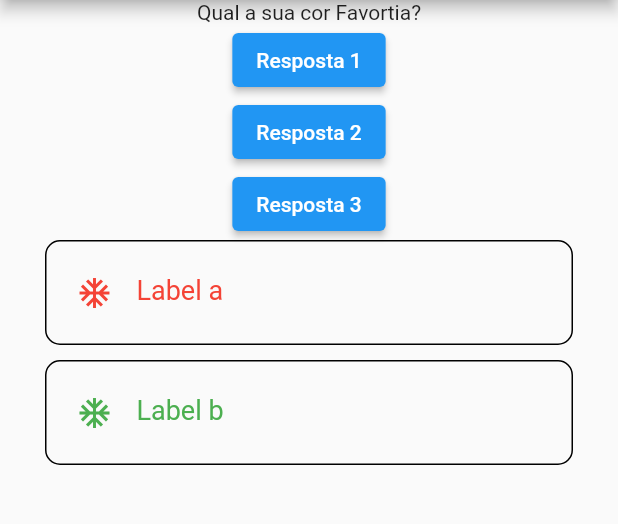
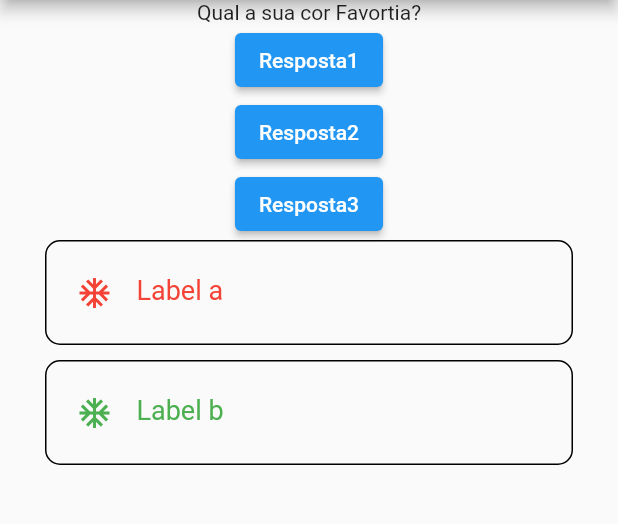
Before and after one commit to PhRezende-eng/Cod3rTest, a Flutter app: the screen it shows after launch, on a phone screen of 412 x 824 dp, the part 84-608 px from its top. Run offline on Flutter 3.47's test engine with Material 2 defaults, Android fonts, the phone set to English and light mode, and no system bars.

Commit message:
componentizing

```diff
--- /dev/null
+++ b/lib/components/answer.dart
@@ -0,0 +1,17 @@
+import 'package:flutter/material.dart';
+
+class Answer extends StatelessWidget {
+  final String answer;
+  final VoidCallback onpressed;
+
+  const Answer({required this.answer, required this.onpressed, Key? key})
+      : super(key: key);
+
+  @override
+  Widget build(BuildContext context) {
+    return ElevatedButton(
+      child: Text(answer),
+      onPressed: onpressed,
+    );
+  }
+}
--- a/lib/components/question.dart
+++ b/lib/components/question.dart
@@ -1,11 +1,11 @@
 import 'package:flutter/material.dart';
 
-class Questao extends StatelessWidget {
+class Question extends StatelessWidget {
   final String texto;
 
-  Questao(this.texto);
+  Question(this.texto);
 
-  // const Questao({Key? key}) : super(key: key);
+  // const Question({Key? key}) : super(key: key);
 
   @override
   Widget build(BuildContext context) {
--- a/lib/screens/home_page.dart
+++ b/lib/screens/home_page.dart
@@ -1,6 +1,7 @@
 import 'package:flutter/material.dart';
 import '../components/question.dart';
 import '../components/input.dart';
+import '../components/answer.dart';
 
 class HomePage extends StatefulWidget {
   @override
@@ -35,19 +36,10 @@ class _HomePageState extends State<HomePage> {
     return Center(
       child: Column(
         children: [
-          Questao(perguntas[perguntaRespondida]),
-          ElevatedButton(
-            child: Text('Resposta 1'),
-            onPressed: responder,
-          ),
-          ElevatedButton(
-            child: Text('Resposta 2'),
-            onPressed: responder,
-          ),
-          ElevatedButton(
-            child: Text('Resposta 3'),
-            onPressed: responder,
-          ),
+          Question(perguntas[perguntaRespondida]),
+          Answer(answer: 'Resposta1', onpressed: responder),
+          Answer(answer: 'Resposta2', onpressed: responder),
+          Answer(answer: 'Resposta3', onpressed: responder),
           Input(
             label: "Label a",
             hint: "Hint a",
```
